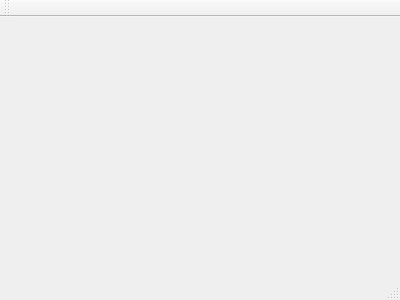
Above: mainwindow.ui from Mtr1994/DeskDataCenter before the change. Below: the same form after it.
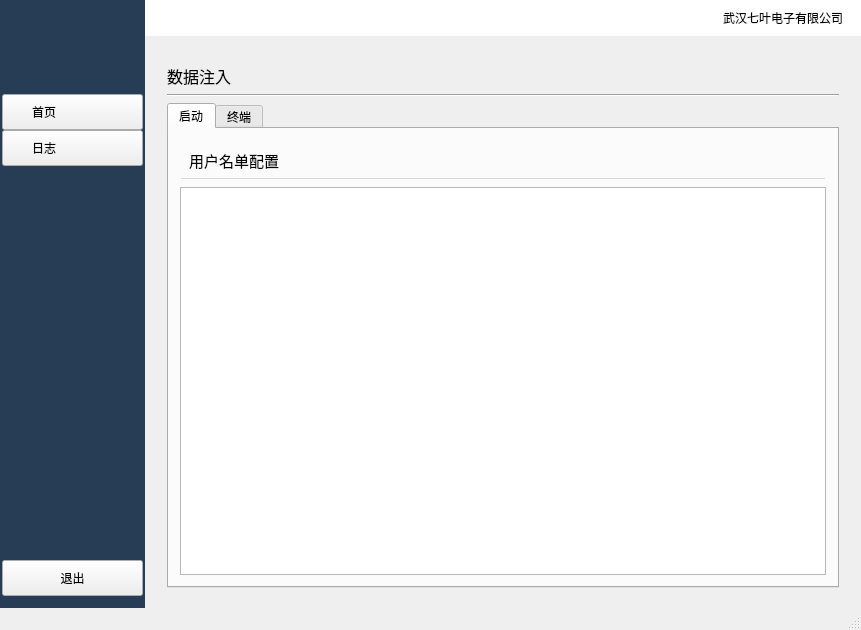
That is the form after the change. Icons and pictures are not drawn.

```diff
--- a/mainwindow.ui
+++ b/mainwindow.ui
@@ -1,24 +1,650 @@
 <ui version="4.0">
  <class>MainWindow</class>
- <widget class="QMainWindow" name="MainWindow" >
-  <property name="geometry" >
+ <widget class="QMainWindow" name="MainWindow">
+  <property name="geometry">
    <rect>
     <x>0</x>
     <y>0</y>
-    <width>400</width>
-    <height>300</height>
+    <width>861</width>
+    <height>630</height>
    </rect>
   </property>
   <property name="windowTitle" >
    <string>MainWindow</string>
   </property>
-  <widget class="QMenuBar" name="menuBar" />
-  <widget class="QToolBar" name="mainToolBar" />
-  <widget class="QWidget" name="centralWidget" />
-  <widget class="QStatusBar" name="statusBar" />
+  <property name="windowIcon">
+   <iconset resource="qrc.qrc">
+    <normaloff>:/icon/logoS.png</normaloff>:/icon/logoS.png</iconset>
+  </property>
+  <property name="styleSheet">
+   <string notr="true"/>
+  </property>
+  <widget class="QWidget" name="centralWidget">
+   <layout class="QGridLayout" name="gridLayout_3">
+    <property name="leftMargin">
+     <number>0</number>
+    </property>
+    <property name="topMargin">
+     <number>0</number>
+    </property>
+    <property name="rightMargin">
+     <number>0</number>
+    </property>
+    <property name="bottomMargin">
+     <number>0</number>
+    </property>
+    <property name="spacing">
+     <number>0</number>
+    </property>
+    <item row="0" column="0">
+     <widget class="QWidget" name="widgetMenu" native="true">
+      <property name="sizePolicy">
+       <sizepolicy hsizetype="Preferred" vsizetype="Preferred">
+        <horstretch>1</horstretch>
+        <verstretch>0</verstretch>
+       </sizepolicy>
+      </property>
+      <property name="minimumSize">
+       <size>
+        <width>145</width>
+        <height>0</height>
+       </size>
+      </property>
+      <property name="maximumSize">
+       <size>
+        <width>135</width>
+        <height>16777215</height>
+       </size>
+      </property>
+      <property name="styleSheet">
+       <string notr="true">QWidget#widgetMenu {
+	background-color: #273d55;
+}</string>
+      </property>
+      <layout class="QGridLayout" name="gridLayout">
+       <property name="leftMargin">
+        <number>2</number>
+       </property>
+       <property name="topMargin">
+        <number>0</number>
+       </property>
+       <property name="rightMargin">
+        <number>2</number>
+       </property>
+       <property name="bottomMargin">
+        <number>0</number>
+       </property>
+       <property name="spacing">
+        <number>0</number>
+       </property>
+       <item row="4" column="0">
+        <widget class="QPushButton" name="btnLog">
+         <property name="minimumSize">
+          <size>
+           <width>0</width>
+           <height>36</height>
+          </size>
+         </property>
+         <property name="text">
+          <string>日志                 </string>
+         </property>
+         <property name="iconSize">
+          <size>
+           <width>24</width>
+           <height>24</height>
+          </size>
+         </property>
+         <property name="btnMenu" stdset="0">
+          <bool>true</bool>
+         </property>
+        </widget>
+       </item>
+       <item row="6" column="0">
+        <spacer name="verticalSpacer">
+         <property name="orientation">
+          <enum>Qt::Vertical</enum>
+         </property>
+         <property name="sizeHint" stdset="0">
+          <size>
+           <width>20</width>
+           <height>40</height>
+          </size>
+         </property>
+        </spacer>
+       </item>
+       <item row="1" column="0">
+        <widget class="QLabel" name="label_2">
+         <property name="minimumSize">
+          <size>
+           <width>0</width>
+           <height>48</height>
+          </size>
+         </property>
+         <property name="styleSheet">
+          <string notr="true">
+image: url(:/icon/user2.png);</string>
+         </property>
+         <property name="text">
+          <string/>
+         </property>
+        </widget>
+       </item>
+       <item row="2" column="0">
+        <spacer name="verticalSpacer_2">
+         <property name="orientation">
+          <enum>Qt::Vertical</enum>
+         </property>
+         <property name="sizeType">
+          <enum>QSizePolicy::Fixed</enum>
+         </property>
+         <property name="sizeHint" stdset="0">
+          <size>
+           <width>20</width>
+           <height>6</height>
+          </size>
+         </property>
+        </spacer>
+       </item>
+       <item row="7" column="0">
+        <widget class="QPushButton" name="btnExit">
+         <property name="minimumSize">
+          <size>
+           <width>0</width>
+           <height>36</height>
+          </size>
+         </property>
+         <property name="layoutDirection">
+          <enum>Qt::LeftToRight</enum>
+         </property>
+         <property name="text">
+          <string>退出</string>
+         </property>
+         <property name="iconSize">
+          <size>
+           <width>24</width>
+           <height>24</height>
+          </size>
+         </property>
+         <property name="btnMenu" stdset="0">
+          <bool>true</bool>
+         </property>
+        </widget>
+       </item>
+       <item row="8" column="0">
+        <spacer name="verticalSpacer_4">
+         <property name="orientation">
+          <enum>Qt::Vertical</enum>
+         </property>
+         <property name="sizeType">
+          <enum>QSizePolicy::Fixed</enum>
+         </property>
+         <property name="sizeHint" stdset="0">
+          <size>
+           <width>20</width>
+           <height>12</height>
+          </size>
+         </property>
+        </spacer>
+       </item>
+       <item row="3" column="0">
+        <widget class="QPushButton" name="btnHHome">
+         <property name="minimumSize">
+          <size>
+           <width>0</width>
+           <height>36</height>
+          </size>
+         </property>
+         <property name="layoutDirection">
+          <enum>Qt::LeftToRight</enum>
+         </property>
+         <property name="text">
+          <string>首页                 </string>
+         </property>
+         <property name="iconSize">
+          <size>
+           <width>24</width>
+           <height>24</height>
+          </size>
+         </property>
+         <property name="btnMenu" stdset="0">
+          <bool>true</bool>
+         </property>
+        </widget>
+       </item>
+       <item row="0" column="0">
+        <spacer name="verticalSpacer_3">
+         <property name="orientation">
+          <enum>Qt::Vertical</enum>
+         </property>
+         <property name="sizeType">
+          <enum>QSizePolicy::Preferred</enum>
+         </property>
+         <property name="sizeHint" stdset="0">
+          <size>
+           <width>20</width>
+           <height>40</height>
+          </size>
+         </property>
+        </spacer>
+       </item>
+      </layout>
+     </widget>
+    </item>
+    <item row="0" column="1">
+     <widget class="QWidget" name="widget_2" native="true">
+      <property name="styleSheet">
+       <string notr="true"/>
+      </property>
+      <layout class="QGridLayout" name="gridLayout_2">
+       <property name="leftMargin">
+        <number>0</number>
+       </property>
+       <property name="topMargin">
+        <number>0</number>
+       </property>
+       <property name="rightMargin">
+        <number>0</number>
+       </property>
+       <property name="bottomMargin">
+        <number>0</number>
+       </property>
+       <property name="horizontalSpacing">
+        <number>0</number>
+       </property>
+       <property name="verticalSpacing">
+        <number>6</number>
+       </property>
+       <item row="0" column="0">
+        <widget class="QWidget" name="widgetUser" native="true">
+         <property name="minimumSize">
+          <size>
+           <width>0</width>
+           <height>36</height>
+          </size>
+         </property>
+         <property name="maximumSize">
+          <size>
+           <width>16777215</width>
+           <height>36</height>
+          </size>
+         </property>
+         <property name="styleSheet">
+          <string notr="true">QWidget#widgetUser {
+	background-color: #ffffff;
+}</string>
+         </property>
+         <layout class="QGridLayout" name="gridLayout_8">
+          <property name="leftMargin">
+           <number>0</number>
+          </property>
+          <property name="topMargin">
+           <number>0</number>
+          </property>
+          <property name="rightMargin">
+           <number>0</number>
+          </property>
+          <property name="bottomMargin">
+           <number>0</number>
+          </property>
+          <property name="verticalSpacing">
+           <number>0</number>
+          </property>
+          <item row="0" column="0">
+           <spacer name="horizontalSpacer">
+            <property name="orientation">
+             <enum>Qt::Horizontal</enum>
+            </property>
+            <property name="sizeHint" stdset="0">
+             <size>
+              <width>457</width>
+              <height>20</height>
+             </size>
+            </property>
+           </spacer>
+          </item>
+          <item row="0" column="1">
+           <widget class="QLabel" name="lb">
+            <property name="minimumSize">
+             <size>
+              <width>24</width>
+              <height>24</height>
+             </size>
+            </property>
+            <property name="maximumSize">
+             <size>
+              <width>24</width>
+              <height>24</height>
+             </size>
+            </property>
+            <property name="styleSheet">
+             <string notr="true"/>
+            </property>
+            <property name="text">
+             <string/>
+            </property>
+            <property name="pixmap">
+             <pixmap resource="qrc.qrc">:/icon/user1.png</pixmap>
+            </property>
+            <property name="scaledContents">
+             <bool>true</bool>
+            </property>
+           </widget>
+          </item>
+          <item row="0" column="3">
+           <spacer name="horizontalSpacer_2">
+            <property name="orientation">
+             <enum>Qt::Horizontal</enum>
+            </property>
+            <property name="sizeType">
+             <enum>QSizePolicy::Fixed</enum>
+            </property>
+            <property name="sizeHint" stdset="0">
+             <size>
+              <width>18</width>
+              <height>0</height>
+             </size>
+            </property>
+           </spacer>
+          </item>
+          <item row="0" column="2">
+           <widget class="QLabel" name="label">
+            <property name="minimumSize">
+             <size>
+              <width>0</width>
+              <height>36</height>
+             </size>
+            </property>
+            <property name="text">
+             <string>武汉七叶电子有限公司</string>
+            </property>
+           </widget>
+          </item>
+         </layout>
+        </widget>
+       </item>
+       <item row="1" column="0">
+        <widget class="QWidget" name="widget" native="true">
+         <property name="minimumSize">
+          <size>
+           <width>0</width>
+           <height>200</height>
+          </size>
+         </property>
+         <layout class="QGridLayout" name="gridLayout_6">
+          <item row="0" column="0">
+           <widget class="QWidget" name="widgetContent" native="true">
+            <property name="styleSheet">
+             <string notr="true"/>
+            </property>
+            <layout class="QGridLayout" name="gridLayout_7">
+             <property name="bottomMargin">
+              <number>9</number>
+             </property>
+             <item row="1" column="0">
+              <widget class="Line" name="line">
+               <property name="orientation">
+                <enum>Qt::Horizontal</enum>
+               </property>
+              </widget>
+             </item>
+             <item row="0" column="0">
+              <widget class="QLabel" name="lbTitle">
+               <property name="minimumSize">
+                <size>
+                 <width>0</width>
+                 <height>24</height>
+                </size>
+               </property>
+               <property name="font">
+                <font>
+                 <family>微软雅黑</family>
+                 <pointsize>12</pointsize>
+                 <weight>50</weight>
+                 <bold>false</bold>
+                </font>
+               </property>
+               <property name="text">
+                <string>数据注入</string>
+               </property>
+              </widget>
+             </item>
+             <item row="2" column="0">
+              <widget class="QTabWidget" name="tabWidget">
+               <property name="sizePolicy">
+                <sizepolicy hsizetype="Expanding" vsizetype="Expanding">
+                 <horstretch>3</horstretch>
+                 <verstretch>0</verstretch>
+                </sizepolicy>
+               </property>
+               <property name="autoFillBackground">
+                <bool>false</bool>
+               </property>
+               <property name="currentIndex">
+                <number>0</number>
+               </property>
+               <widget class="QWidget" name="tabStart">
+                <attribute name="title">
+                 <string>启动</string>
+                </attribute>
+                <layout class="QGridLayout" name="gridLayout_9">
+                 <item row="0" column="0">
+                  <widget class="QWidget" name="widgetSql" native="true">
+                   <property name="minimumSize">
+                    <size>
+                     <width>0</width>
+                     <height>0</height>
+                    </size>
+                   </property>
+                   <layout class="QGridLayout" name="gridLayout_5">
+                    <property name="leftMargin">
+                     <number>0</number>
+                    </property>
+                    <property name="topMargin">
+                     <number>9</number>
+                    </property>
+                    <property name="rightMargin">
+                     <number>0</number>
+                    </property>
+                    <property name="bottomMargin">
+                     <number>0</number>
+                    </property>
+                    <property name="verticalSpacing">
+                     <number>6</number>
+                    </property>
+                    <item row="0" column="0">
+                     <layout class="QHBoxLayout" name="horizontalLayout">
+                      <property name="leftMargin">
+                       <number>9</number>
+                      </property>
+                      <item>
+                       <widget class="QLabel" name="label_6">
+                        <property name="maximumSize">
+                         <size>
+                          <width>16777215</width>
+                          <height>32</height>
+                         </size>
+                        </property>
+                        <property name="font">
+                         <font>
+                          <family>微软雅黑</family>
+                          <pointsize>11</pointsize>
+                         </font>
+                        </property>
+                        <property name="styleSheet">
+                         <string notr="true"/>
+                        </property>
+                        <property name="text">
+                         <string>用户名单配置</string>
+                        </property>
+                       </widget>
+                      </item>
+                      <item>
+                       <spacer name="horizontalSpacer_3">
+                        <property name="orientation">
+                         <enum>Qt::Horizontal</enum>
+                        </property>
+                        <property name="sizeHint" stdset="0">
+                         <size>
+                          <width>40</width>
+                          <height>20</height>
+                         </size>
+                        </property>
+                       </spacer>
+                      </item>
+                     </layout>
+                    </item>
+                    <item row="1" column="0">
+                     <layout class="QHBoxLayout" name="horizontalLayout_2">
+                      <property name="spacing">
+                       <number>0</number>
+                      </property>
+                      <property name="leftMargin">
+                       <number>1</number>
+                      </property>
+                      <property name="rightMargin">
+                       <number>1</number>
+                      </property>
+                      <item>
+                       <widget class="Line" name="line_3">
+                        <property name="styleSheet">
+                         <string notr="true">border-top: 1px solid #d8d8d8; </string>
+                        </property>
+                        <property name="orientation">
+                         <enum>Qt::Horizontal</enum>
+                        </property>
+                       </widget>
+                      </item>
+                      <item>
+                       <widget class="Line" name="line_4">
+                        <property name="styleSheet">
+                         <string notr="true">border-top: 1px solid #d8d8d8; </string>
+                        </property>
+                        <property name="orientation">
+                         <enum>Qt::Horizontal</enum>
+                        </property>
+                       </widget>
+                      </item>
+                     </layout>
+                    </item>
+                    <item row="2" column="0">
+                     <widget class="QTableView" name="tableUser">
+                      <property name="focusPolicy">
+                       <enum>Qt::NoFocus</enum>
+                      </property>
+                      <property name="editTriggers">
+                       <set>QAbstractItemView::NoEditTriggers</set>
+                      </property>
+                      <property name="alternatingRowColors">
+                       <bool>true</bool>
+                      </property>
+                      <property name="selectionBehavior">
+                       <enum>QAbstractItemView::SelectRows</enum>
+                      </property>
+                      <property name="showGrid">
+                       <bool>false</bool>
+                      </property>
+                      <property name="gridStyle">
+                       <enum>Qt::SolidLine</enum>
+                      </property>
+                      <property name="sortingEnabled">
+                       <bool>false</bool>
+                      </property>
+                      <property name="cornerButtonEnabled">
+                       <bool>false</bool>
+                      </property>
+                      <attribute name="horizontalHeaderVisible">
+                       <bool>true</bool>
+                      </attribute>
+                      <attribute name="horizontalHeaderCascadingSectionResizes">
+                       <bool>false</bool>
+                      </attribute>
+                      <attribute name="horizontalHeaderDefaultSectionSize">
+                       <number>120</number>
+                      </attribute>
+                      <attribute name="horizontalHeaderHighlightSections">
+                       <bool>false</bool>
+                      </attribute>
+                      <attribute name="horizontalHeaderShowSortIndicator" stdset="0">
+                       <bool>false</bool>
+                      </attribute>
+                      <attribute name="horizontalHeaderStretchLastSection">
+                       <bool>true</bool>
+                      </attribute>
+                      <attribute name="verticalHeaderVisible">
+                       <bool>false</bool>
+                      </attribute>
+                      <attribute name="verticalHeaderCascadingSectionResizes">
+                       <bool>false</bool>
+                      </attribute>
+                      <attribute name="verticalHeaderDefaultSectionSize">
+                       <number>32</number>
+                      </attribute>
+                     </widget>
+                    </item>
+                   </layout>
+                  </widget>
+                 </item>
+                </layout>
+               </widget>
+               <widget class="QWidget" name="tabTerminal">
+                <attribute name="title">
+                 <string>终端</string>
+                </attribute>
+                <layout class="QGridLayout" name="gridLayout_4">
+                 <property name="leftMargin">
+                  <number>1</number>
+                 </property>
+                 <property name="topMargin">
+                  <number>0</number>
+                 </property>
+                 <property name="rightMargin">
+                  <number>1</number>
+                 </property>
+                 <property name="bottomMargin">
+                  <number>0</number>
+                 </property>
+                 <property name="spacing">
+                  <number>0</number>
+                 </property>
+                 <item row="0" column="0">
+                  <widget class="QTextEdit" name="editLog">
+                   <property name="font">
+                    <font>
+                     <family>微软雅黑</family>
+                     <pointsize>12</pointsize>
+                    </font>
+                   </property>
+                   <property name="styleSheet">
+                    <string notr="true"/>
+                   </property>
+                   <property name="verticalScrollBarPolicy">
+                    <enum>Qt::ScrollBarAlwaysOff</enum>
+                   </property>
+                   <property name="horizontalScrollBarPolicy">
+                    <enum>Qt::ScrollBarAlwaysOff</enum>
+                   </property>
+                  </widget>
+                 </item>
+                </layout>
+               </widget>
+              </widget>
+             </item>
+            </layout>
+           </widget>
+          </item>
+         </layout>
+        </widget>
+       </item>
+      </layout>
+     </widget>
+    </item>
+   </layout>
+  </widget>
+  <widget class="QStatusBar" name="statusBar"/>
  </widget>
- <layoutDefault spacing="6" margin="11" />
- <pixmapfunction></pixmapfunction>
- <resources/>
+ <layoutdefault spacing="6" margin="11"/>
+ <resources>
+  <include location="qrc.qrc"/>
+ </resources>
  <connections/>
 </ui>
```
Left out of the diff: 3 changed lines with no effect on the pictures.
